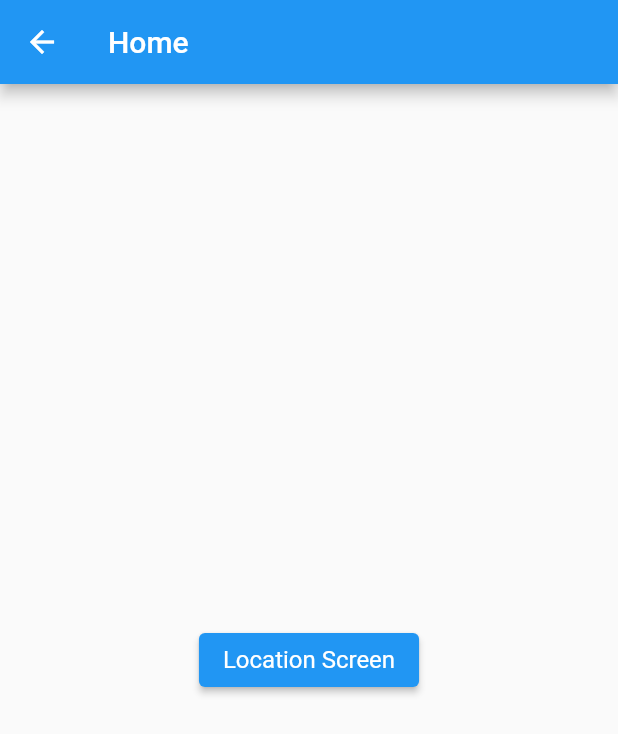
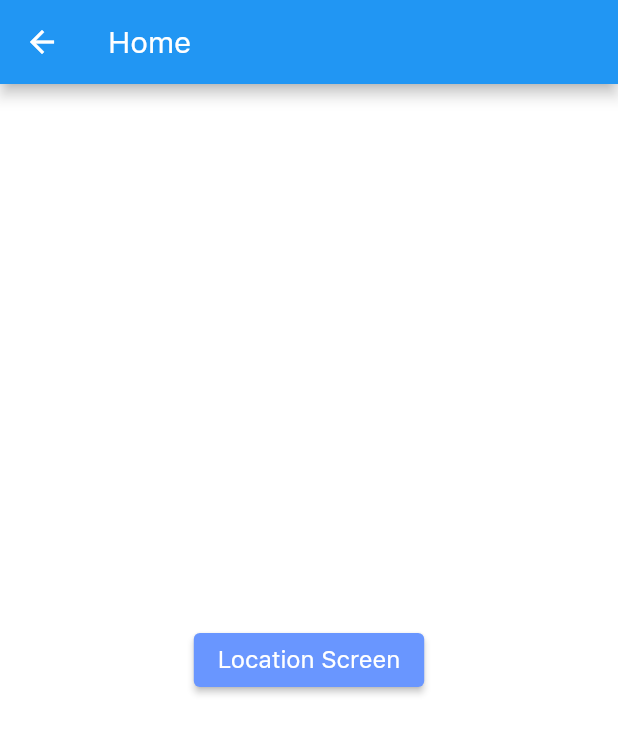
Before and after one commit to Waittech/Waitech-Mobile-App, a Flutter app: the screen it shows after launch, on a phone screen of 412 x 824 dp. Shown: the top 734 px of the screen. Run offline on Flutter 3.47's test engine with Material 2 defaults, Android fonts, the phone set to English and light mode, and no system bars.

Commit message:
modeller oluşturuldu

```diff
--- a/lib/main.dart
+++ b/lib/main.dart
@@ -14,10 +14,17 @@ class MyApp extends StatelessWidget {
   @override
   Widget build(BuildContext context) {
     return MaterialApp(
+      theme: ThemeData(
+        primaryColor: Color.fromARGB(255, 105, 150, 255),
+        primaryColorDark: Color.fromARGB(255, 87, 14, 245),
+        primaryColorLight: Color(0xFFBDBFFF),
+        scaffoldBackgroundColor: Colors.white,
+        colorScheme: ColorScheme.fromSwatch().copyWith(
+          secondary: Color(0xFFf5f5f5),
+        ),
+        fontFamily: 'SFProRegular',
+      ),
       title: 'Delivery By Bike',
-      theme: ThemeData(
-        primarySwatch: Colors.blue,
-      ),
       onGenerateRoute: AppRouter.onGenerateRoute,
       initialRoute: MySplashScreen.routeName,
     );
```
